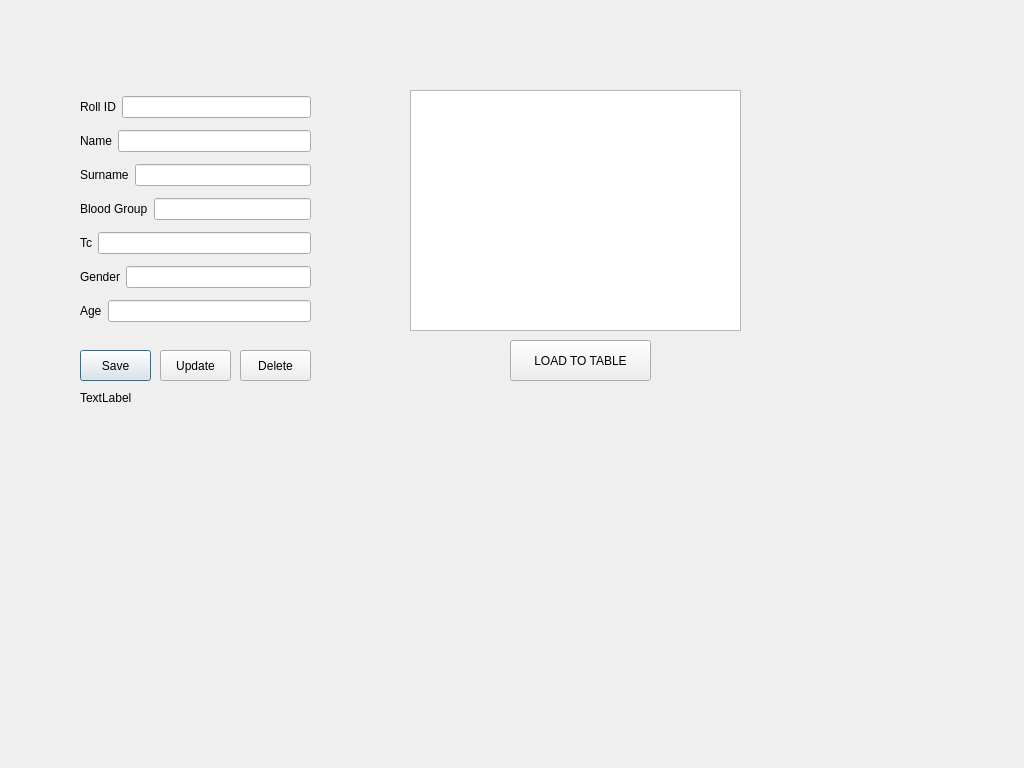
Above: employeeinfo.ui from keremerguner/Qt5-LabManagementSystem before the change. Below: the same form after it.
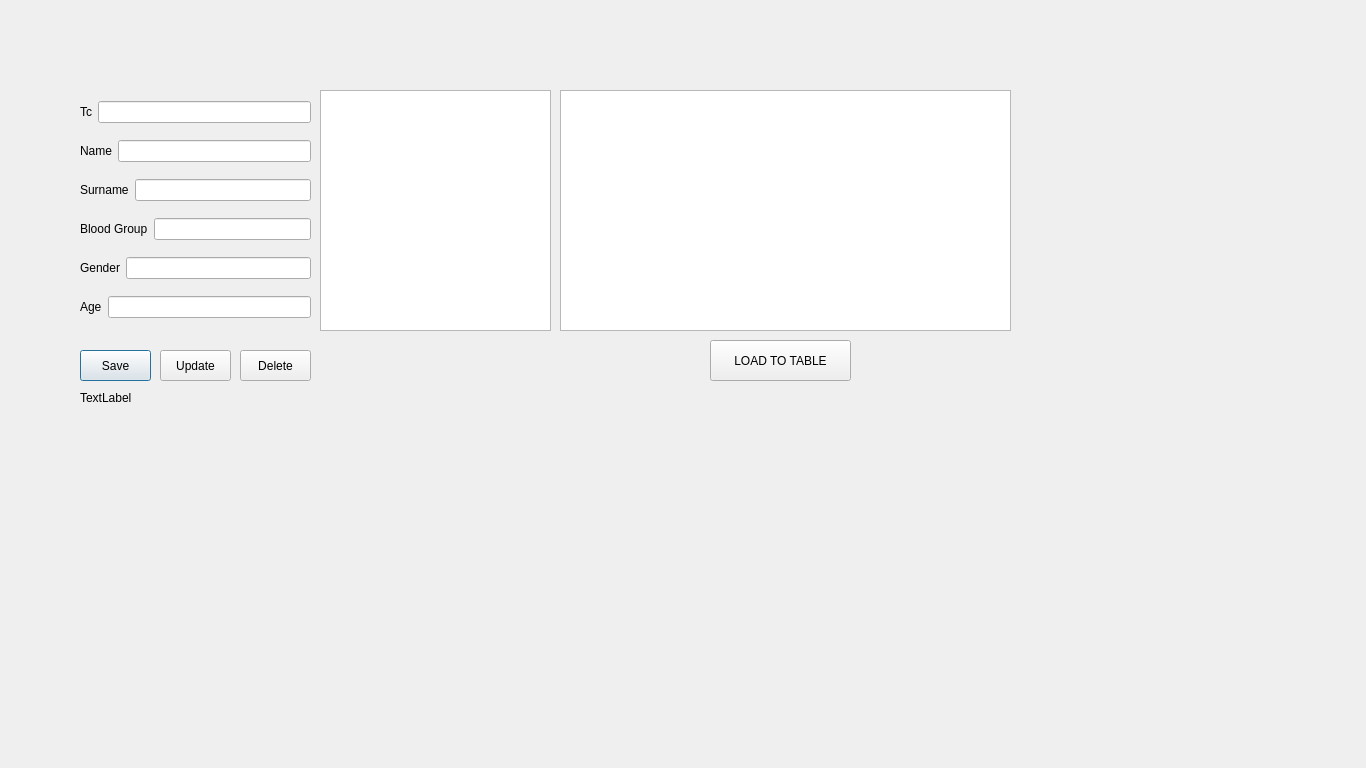
That is the form after the change.

The edit to the form file:
```diff
--- a/employeeinfo.ui
+++ b/employeeinfo.ui
@@ -6,7 +6,7 @@
    <rect>
     <x>0</x>
     <y>0</y>
-    <width>1024</width>
+    <width>1366</width>
     <height>768</height>
    </rect>
   </property>
@@ -50,16 +50,16 @@
    </property>
    <layout class="QVBoxLayout" name="verticalLayout">
     <item>
-     <layout class="QHBoxLayout" name="horizontalLayout_7">
+     <layout class="QHBoxLayout" name="horizontalLayout_5">
       <item>
-       <widget class="QLabel" name="label_7">
+       <widget class="QLabel" name="label_5">
         <property name="text">
-         <string>Roll ID</string>
+         <string>Tc</string>
         </property>
        </widget>
       </item>
       <item>
-       <widget class="QLineEdit" name="txt_roll_id"/>
+       <widget class="QLineEdit" name="txt_tc"/>
       </item>
      </layout>
     </item>
@@ -105,20 +105,6 @@
       </item>
      </layout>
     </item>
-    <item>
-     <layout class="QHBoxLayout" name="horizontalLayout_5">
-      <item>
-       <widget class="QLabel" name="label_5">
-        <property name="text">
-         <string>Tc</string>
-        </property>
-       </widget>
-      </item>
-      <item>
-       <widget class="QLineEdit" name="txt_tc"/>
-      </item>
-     </layout>
-    </item>
     <item>
      <layout class="QHBoxLayout" name="horizontalLayout_3">
       <item>
@@ -178,9 +164,9 @@
   <widget class="QTableView" name="tableView">
    <property name="geometry">
     <rect>
-     <x>410</x>
+     <x>560</x>
      <y>90</y>
-     <width>331</width>
+     <width>451</width>
      <height>241</height>
     </rect>
    </property>
@@ -188,7 +174,7 @@
   <widget class="QPushButton" name="pushButton_load_tbl">
    <property name="geometry">
     <rect>
-     <x>510</x>
+     <x>710</x>
      <y>340</y>
      <width>141</width>
      <height>41</height>
@@ -198,6 +184,16 @@
     <string>LOAD TO TABLE</string>
    </property>
   </widget>
+  <widget class="QListView" name="listView">
+   <property name="geometry">
+    <rect>
+     <x>320</x>
+     <y>90</y>
+     <width>231</width>
+     <height>241</height>
+    </rect>
+   </property>
+  </widget>
  </widget>
  <resources/>
  <connections/>
```
